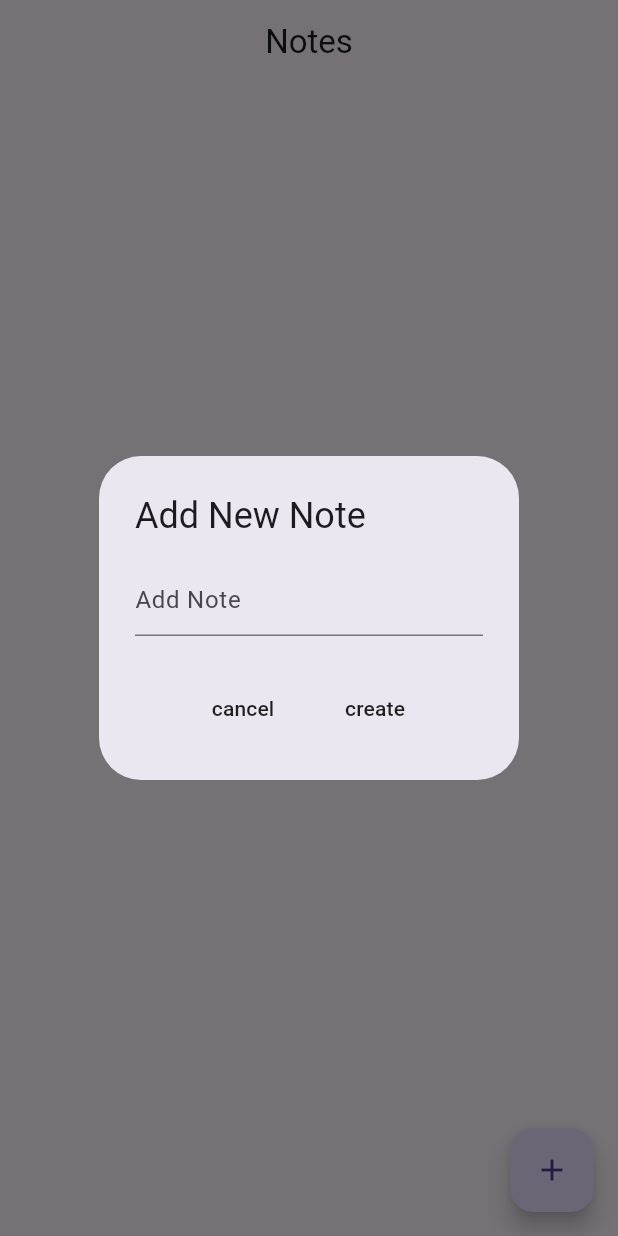
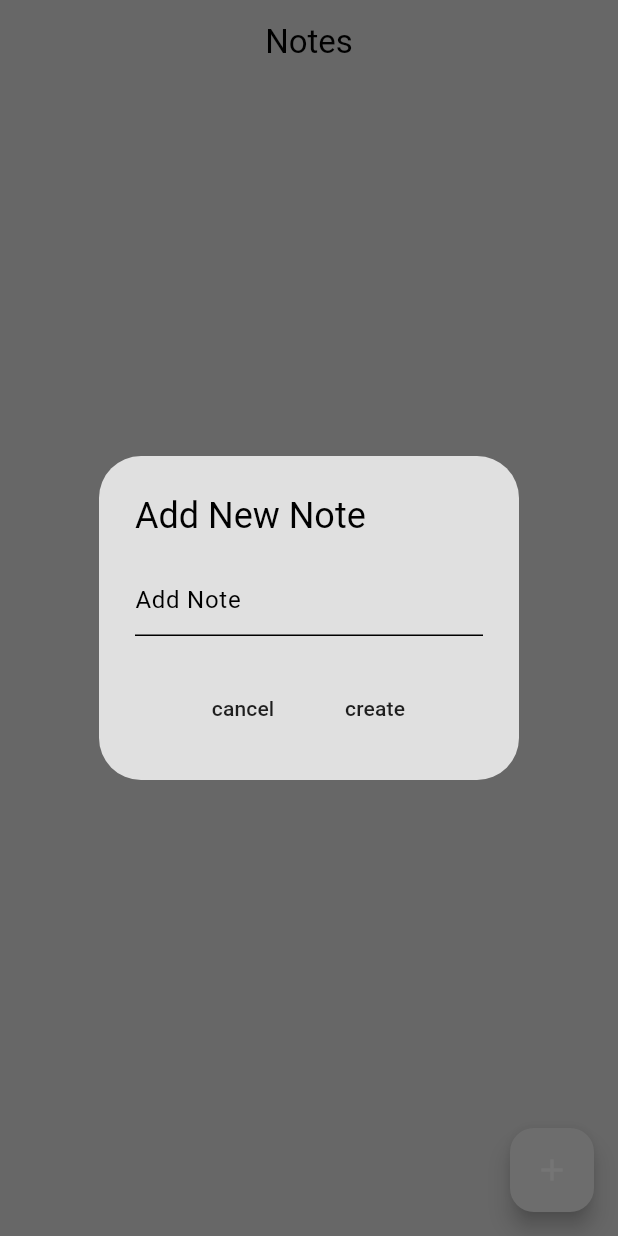
Before and after one commit to SteiKnight/notesdbisar, a Flutter app: the screen it shows after launch, after a tap on the "add" icon, on a phone screen of 412 x 824 dp. Run offline on Flutter 3.47's test engine with Material 3 defaults, Android fonts, the phone set to English and light mode, and no system bars; our stand-ins replace isar; accounts and stored records are empty; generated files the repository leaves out were written again.

Commit message:
modified: organized theme provider

```diff
--- a/lib/main.dart
+++ b/lib/main.dart
@@ -1,6 +1,7 @@
 import 'package:flutter/material.dart';
 import 'package:notesdbisar/models/note_database.dart';
 import 'package:notesdbisar/pages/note_page.dart';
+import 'package:notesdbisar/themes/theme_provider.dart';
 import 'package:provider/provider.dart';
 
 void main() async {
@@ -8,8 +9,15 @@ void main() async {
   WidgetsFlutterBinding.ensureInitialized();
   await NoteDatabase.initialize();
 
-  runApp(ChangeNotifierProvider(
-    create: (context) => NoteDatabase(),
+  runApp(MultiProvider(
+    providers: [
+      ChangeNotifierProvider(
+        create: (context) => NoteDatabase(),
+      ),
+      ChangeNotifierProvider(
+        create: (context) => ThemeProvider(),
+      ),
+    ],
     child: const MyApp(),
   ));
 }
@@ -22,6 +30,7 @@ class MyApp extends StatelessWidget {
     return MaterialApp(
       debugShowCheckedModeBanner: false,
       home: NotePage(),
+      theme: Provider.of<ThemeProvider>(context).theme,
     );
   }
 }
--- a/lib/pages/note_page.dart
+++ b/lib/pages/note_page.dart
@@ -1,6 +1,7 @@
 import 'package:flutter/material.dart';
 import 'package:notesdbisar/models/note.dart';
 import 'package:notesdbisar/models/note_database.dart';
+import 'package:notesdbisar/themes/theme_provider.dart';
 import 'package:provider/provider.dart';
 
 class NotePage extends StatefulWidget {
@@ -156,7 +157,8 @@ class _NotePageState extends State<NotePage> {
 
     List<Note> currentNotes = noteDatabase.currentNotes;
 
-    return Scaffold(
+    return Consumer<ThemeProvider>(
+      builder: (context, value, child) => Scaffold(
           appBar: AppBar(
             title: Text('Notes'),
             centerTitle: true,
@@ -182,7 +184,7 @@ class _NotePageState extends State<NotePage> {
                         onPressed: () => updateNote(note),
                         icon: Icon(
                           Icons.edit,
-                        color: Colors.grey,
+                          color: value.theme.colorScheme.inversePrimary,
                         )),
 
                     //delete button
@@ -190,12 +192,13 @@ class _NotePageState extends State<NotePage> {
                         onPressed: () => deleteNote(note.id),
                         icon: Icon(
                           Icons.delete,
-                        color: Colors.grey,
+                          color: value.theme.colorScheme.inversePrimary,
                         )),
                   ],
                 ),
               );
             },
-        ));
+          )),
+    );
   }
 }
--- a/lib/themes/theme_provider.dart
+++ b/lib/themes/theme_provider.dart
@@ -1,18 +1,19 @@
 import 'package:flutter/material.dart';
+import 'package:notesdbisar/themes/theme.dart';
 
 class ThemeProvider extends ChangeNotifier {
   //current theme
-  ThemeMode _theme = ThemeMode.light;
+  ThemeData _theme = lightMode;
 
   //get theme
-  ThemeMode get theme => _theme;
+  ThemeData get theme => _theme;
 
   //change theme
   void toggleTheme() {
     if (_theme == ThemeMode.light) {
-      _theme = ThemeMode.dark;
+      _theme = darkMode;
     } else {
-      _theme = ThemeMode.light;
+      _theme = lightMode;
     }
 
     notifyListeners();
```
Lines whose indentation alone changed are shown as unchanged.
